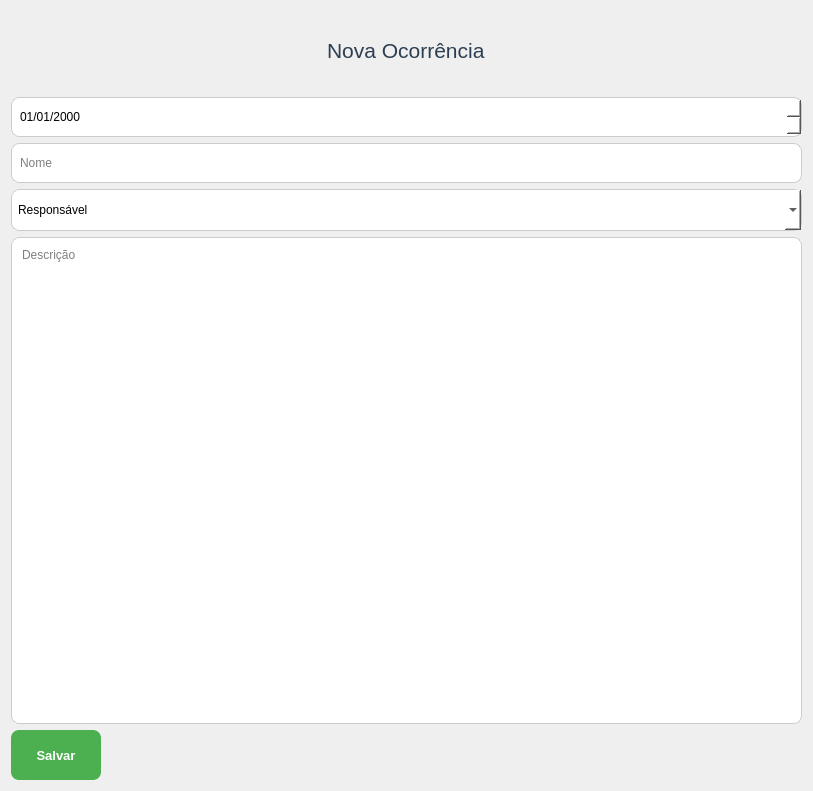
This is App/view/ui/newReport.ui in Caiquef80/Gerenciamento-Escolar as Qt 5 draws it before an edit. The edited form follows.
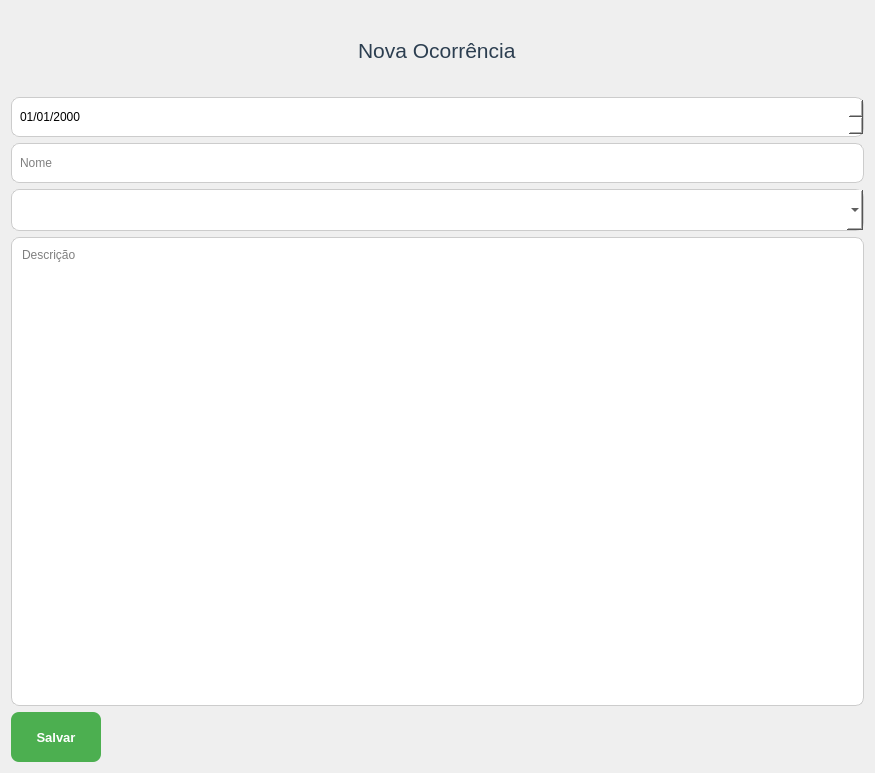
This is the edited form. Icons and pictures are not drawn.

What changed in the file:
```diff
--- a/App/view/ui/newReport.ui
+++ b/App/view/ui/newReport.ui
@@ -6,8 +6,8 @@
    <rect>
     <x>0</x>
     <y>0</y>
-    <width>813</width>
-    <height>791</height>
+    <width>875</width>
+    <height>773</height>
    </rect>
   </property>
   <property name="minimumSize">
@@ -61,7 +61,7 @@
   </property>
   <layout class="QVBoxLayout" name="verticalLayout_2">
    <item>
-    <layout class="QVBoxLayout" name="verticalLayout" stretch="0,0,0,0,0">
+    <layout class="QVBoxLayout" name="verticalLayout" stretch="0,0,0,0,0,0">
      <property name="bottomMargin">
       <number>0</number>
      </property>
@@ -126,11 +126,6 @@
 		margin-bottom: 0px;
 }</string>
        </property>
-       <item>
-        <property name="text">
-         <string>Responsável</string>
-        </property>
-       </item>
       </widget>
      </item>
      <item>
@@ -156,8 +151,8 @@
       <widget class="QPushButton" name="btnSaveReport">
        <property name="minimumSize">
         <size>
-         <width>0</width>
-         <height>0</height>
+         <width>90</width>
+         <height>50</height>
         </size>
        </property>
        <property name="maximumSize">
```
